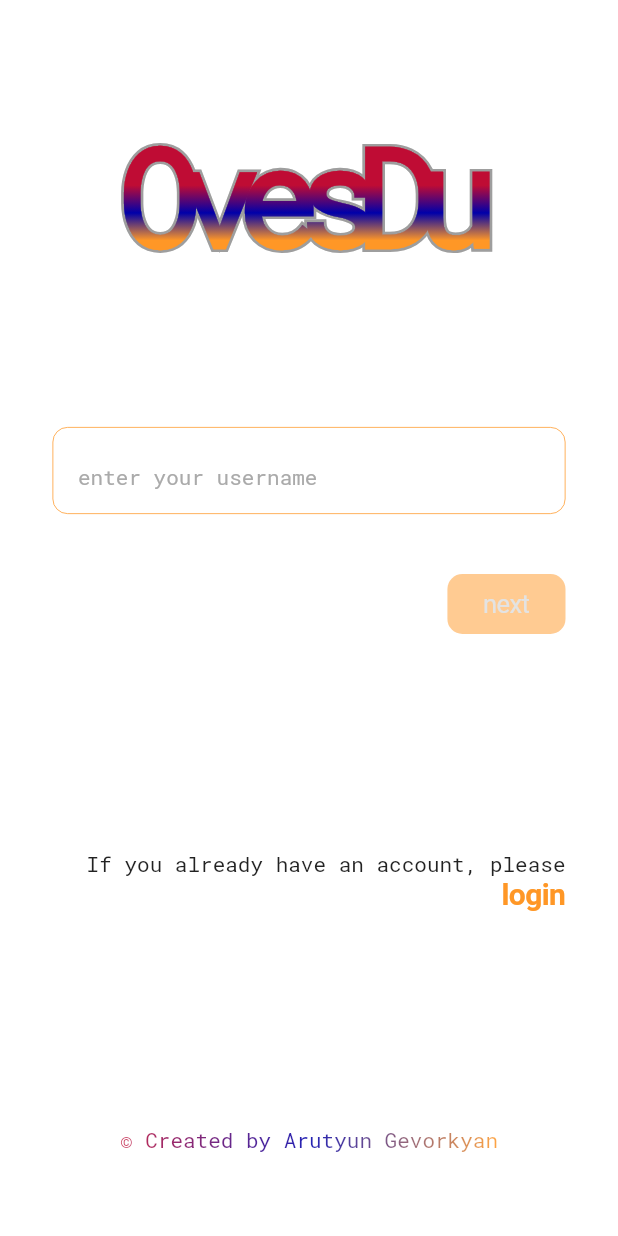
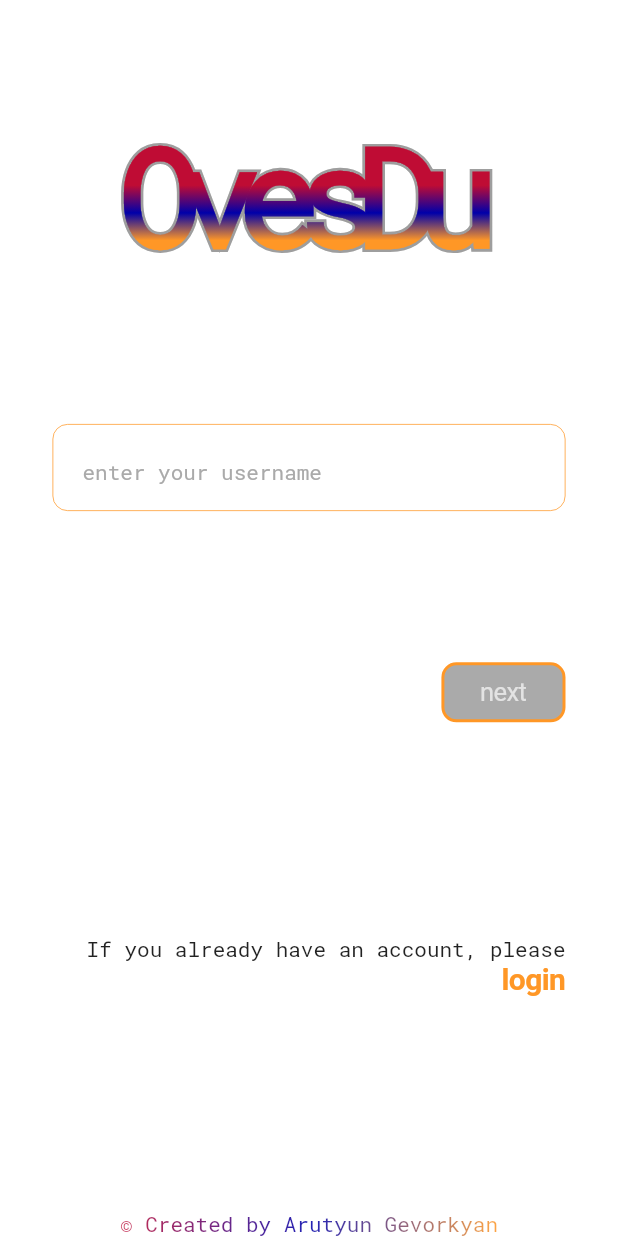
Before and after one commit to arutyun88/ovesdu_mobile, a Flutter app: the screen it shows after launch, on a phone screen of 412 x 824 dp. Run offline on Flutter 3.47's test engine with Material 2 defaults, Android fonts, the phone set to English and light mode, and no system bars; our stand-ins replace flutter_multi_formatter.

Commit message:
ui: auth page: refactoring

```diff
--- a/lib/ui/pages/auth_page.dart
+++ b/lib/ui/pages/auth_page.dart
@@ -38,7 +38,6 @@ class _AuthPageState extends State<AuthPage> {
 
   _validate() {
     var value = _controller.text.trim();
-    errorText = '';
     if (value.isEmpty) {
       errorText = '';
       isComplete = true;
@@ -101,26 +100,29 @@ class _AuthPageState extends State<AuthPage> {
                               });
                             },
                           ),
-                          Flexible(
-                            flex: 2,
-                            child: Container(
-                              constraints: const BoxConstraints(
-                                minHeight: 40.0,
-                              ),
-                              child: Row(
-                                mainAxisAlignment: MainAxisAlignment.end,
-                                children: [
-                                  Text(
+                          Row(
+                            mainAxisAlignment: MainAxisAlignment.end,
+                            children: [
+                              Flexible(
+                                child: Container(
+                                  height: 30,
+                                  padding: const EdgeInsets.symmetric(
+                                    vertical: 8.0,
+                                  ),
+                                  child: Text(
                                     errorText,
+                                    maxLines: 1,
+                                    textAlign: TextAlign.right,
                                     style: Theme.of(context)
                                         .textTheme
                                         .caption!
                                         .apply(color: AppColors.red),
                                   ),
-                                ],
+                                ),
                               ),
-                            ),
+                            ],
                           ),
+                          Flexible(flex: 2, child: Container()),
                           Row(
                             mainAxisAlignment: MainAxisAlignment.end,
                             children: [
@@ -130,13 +132,17 @@ class _AuthPageState extends State<AuthPage> {
                                 child: Container(
                                   decoration: BoxDecoration(
                                     borderRadius: BorderRadius.circular(10.0),
+                                    border: Border.all(
+                                      color: AppColors.orange,
+                                      width: 2.0,
+                                    ),
                                     color: enabled
                                         ? AppColors.orange
-                                        : AppColors.orange.withOpacity(.5),
+                                        : AppColors.unselectedItemColor,
                                   ),
                                   padding: const EdgeInsets.symmetric(
                                     horizontal: 24.0,
-                                    vertical: 10.0,
+                                    vertical: 8.0,
                                   ),
                                   child: const Text(
                                     'next',
@@ -150,7 +156,7 @@ class _AuthPageState extends State<AuthPage> {
                             ],
                           ),
                           Flexible(
-                            flex: 3,
+                            flex: 4,
                             child: Container(
                               constraints: const BoxConstraints(
                                 minHeight: 60.0,
@@ -188,7 +194,7 @@ class _AuthPageState extends State<AuthPage> {
                             ],
                           ),
                           Flexible(
-                            flex: 3,
+                            flex: 4,
                             child: Container(
                               constraints: const BoxConstraints(
                                 minHeight: 60.0,
--- a/lib/ui/widgets/fields/custom_text_field.dart
+++ b/lib/ui/widgets/fields/custom_text_field.dart
@@ -1,5 +1,7 @@
 import 'package:flutter/material.dart';
+import 'package:flutter_multi_formatter/formatters/masked_input_formatter.dart';
 import 'package:ovesdu_mobile/config/app_colors.dart';
+import 'package:ovesdu_mobile/ui/widgets/fields/text_formatters.dart';
 
 class CustomTextField extends StatelessWidget {
   const CustomTextField({
@@ -27,7 +29,7 @@ class CustomTextField extends StatelessWidget {
     return Stack(
       children: [
         Container(
-          margin: const EdgeInsets.only(top: 10.0),
+          margin: const EdgeInsets.only(top: 8.0),
           decoration: BoxDecoration(
             borderRadius: BorderRadius.circular(10.0),
             border: Border.all(
@@ -35,19 +37,28 @@ class CustomTextField extends StatelessWidget {
               color: borderColor,
             ),
           ),
-          padding: EdgeInsets.all(loginFocus.hasFocus ? 12.0 : 12.5),
+          padding: EdgeInsets.all(loginFocus.hasFocus ? 11.0 : 11.5),
           child: TextField(
+            autocorrect: false,
+            textCapitalization: TextCapitalization.none,
+            inputFormatters: [
+              SimpleTextFormatter(),
+              MaskedInputFormatter("###############"),
+            ],
             controller: controller,
             focusNode: loginFocus,
             onTap: onTap,
             onChanged: onChanged,
             cursorWidth: 1.0,
-            cursorHeight: 27.0,
+            cursorHeight: 20.0,
             cursorColor: hintStyle.color,
-            style: Theme.of(context).textTheme.headline5,
+            style: Theme.of(context).textTheme.headline6,
             decoration: InputDecoration(
               isCollapsed: true,
-              contentPadding: const EdgeInsets.symmetric(horizontal: 4.0),
+              contentPadding: const EdgeInsets.symmetric(
+                horizontal: 8.0,
+                vertical: 4.0,
+              ),
               hintText: hintText,
               hintStyle: hintStyle,
               focusedBorder: UnderlineInputBorder(
@@ -62,8 +73,8 @@ class CustomTextField extends StatelessWidget {
                 top: 0.0,
                 left: 14.0,
                 child: Container(
-                  height: 20,
-                  padding: const EdgeInsets.symmetric(horizontal: 8.0),
+                  height: 16,
+                  padding: const EdgeInsets.symmetric(horizontal: 4.0),
                   color: AppColors.lightBackground,
                   child: Text(
                     labelText,
--- /dev/null
+++ b/lib/ui/widgets/fields/text_formatters.dart
@@ -0,0 +1,12 @@
+import 'package:flutter/services.dart';
+
+class SimpleTextFormatter extends TextInputFormatter {
+  @override
+  TextEditingValue formatEditUpdate(
+      TextEditingValue oldValue, TextEditingValue newValue) {
+    return TextEditingValue(
+      text: newValue.text.replaceAll(' ', '').toLowerCase(),
+      selection: newValue.selection,
+    );
+  }
+}
--- a/pubspec.yaml
+++ b/pubspec.yaml
@@ -13,6 +13,7 @@ dependencies:
     sdk: flutter
 
   cupertino_icons: ^1.0.2
+  flutter_multi_formatter: ^2.5.1
 
 dev_dependencies:
   flutter_test:
```
